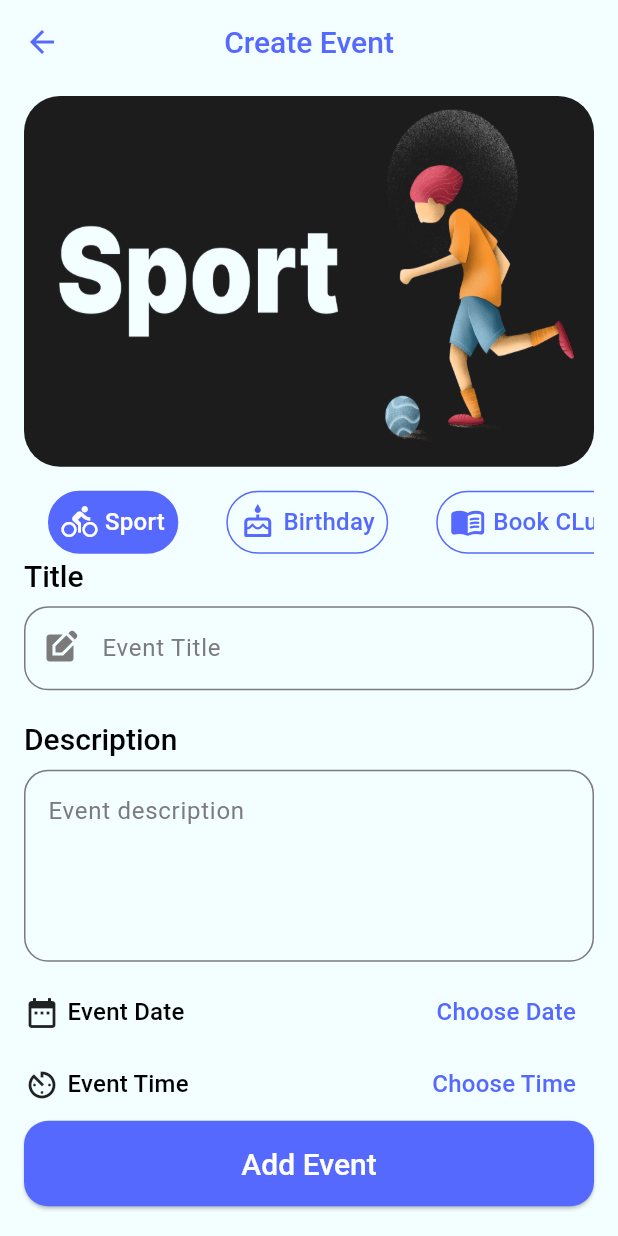
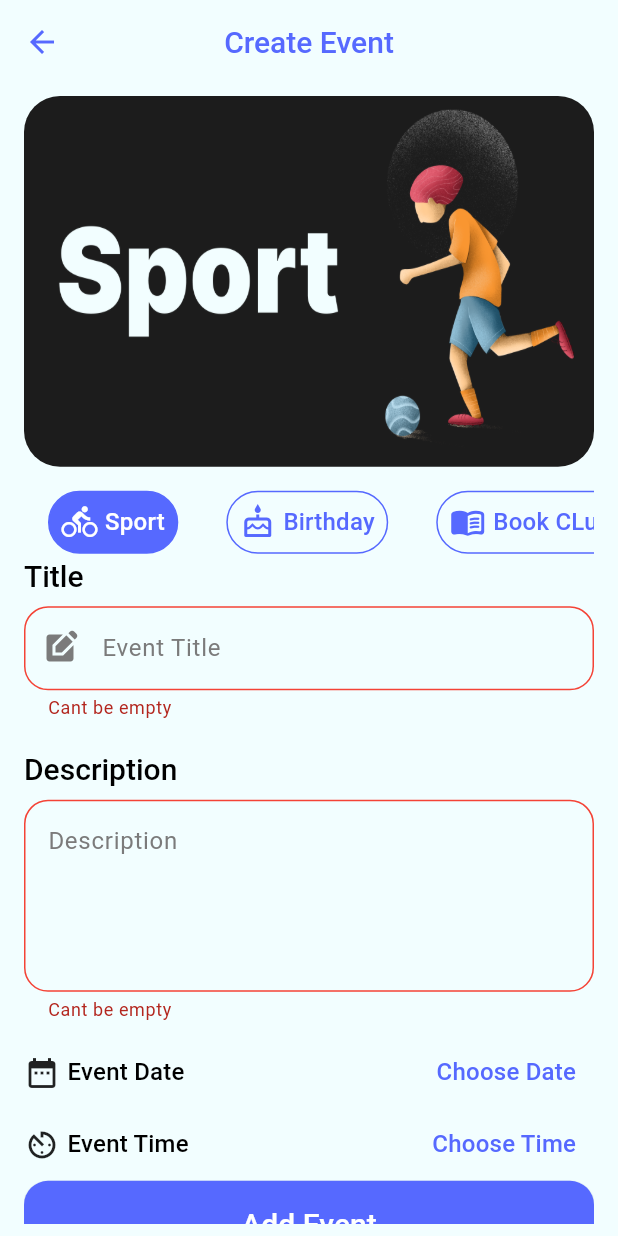
Before and after one commit to Yomnaa-Elzairy/Evently-App, a Flutter app: the AddEvent screen opened by its route, after a tap on "Add Event", on a phone screen of 412 x 824 dp. Run offline on Flutter 3.47's test engine with Material 3 defaults, Android fonts, the phone set to English and light mode, and no system bars; our stand-ins replace cloud_firestore, firebase_auth, firebase_core, flutter_svg; accounts and stored records are empty.

Commit message:
add event to firestore

```diff
--- a/lib/models/category.dart
+++ b/lib/models/category.dart
@@ -15,46 +15,46 @@ class Category {
         name: "Sport",
         id: "1",
         icon: Icons.directions_bike,
-        image: "assets/images/Sport.png"),
+        image: "Sport"),
     Category(
         name: "Birthday",
         id: "2",
         icon: Icons.cake_outlined,
-        image: "assets/images/Birthday.png"),
+        image: "Birthday"),
     Category(
         name: "Book CLub",
         id: "3",
         icon: Icons.menu_book_rounded,
-        image: "assets/images/Book CLub.png"),
+        image: "Book CLub"),
     Category(
         name: "Eating",
         id: "4",
         icon: Icons.food_bank,
-        image: "assets/images/Eating.png"),
+        image: "Eating"),
     Category(
         name: "Gaming",
         id: "5",
         icon: Icons.games_outlined,
-        image: "assets/images/Gaming.png"),
+        image: "Gaming"),
     Category(
         name: "Holiday",
         id: "6",
         icon: Icons.directions_bike_outlined,
-        image: "assets/images/Holiday.png"),
+        image: "Holiday"),
     Category(
         name: "Exhibition",
         id: "7",
         icon: Icons.holiday_village,
-        image: "assets/images/Exhibition.png"),
+        image: "Exhibition"),
     Category(
         name: "Meeting",
         id: "8",
         icon: Icons.meeting_room,
-        image: "assets/images/Meeting.png"),
+        image: "Meeting"),
     Category(
         name: "WorkShop",
         id: "8",
         icon: Icons.meeting_room,
-        image: "assets/images/WorkShop.png"),
+        image: "WorkShop"),
   ];
 }
--- /dev/null
+++ b/lib/models/event.dart
@@ -0,0 +1,33 @@
+import 'package:cloud_firestore/cloud_firestore.dart';
+import 'package:evently_app/models/category.dart';
+
+class Event {
+   String id;
+   String title;
+   Category category;
+   String description;
+   DateTime dateTime;
+
+  Event({
+    this.id = "",
+    required this.title,
+    required this.category,
+    required this.description,
+    required this.dateTime,
+  });
+  Event.fromJson(Map<String, dynamic> json)
+      : this(
+            id: json["id"],
+            category: Category.categories
+                .firstWhere((category) => category.id == json["categoryId"]),
+            title: json["title"],
+            description: json["description"],
+            dateTime: (json["dateTime"] as Timestamp).toDate());
+  Map<String, dynamic> toJson() => {
+        "id": id,
+        "categoryId": category.id,
+        "title": title,
+        "description": description,
+        "dateTime": Timestamp.fromDate(dateTime)
+      };
+}
--- a/lib/tabs/add_event.dart
+++ b/lib/tabs/add_event.dart
@@ -1,9 +1,12 @@
 import 'package:evently_app/models/category.dart';
+import 'package:evently_app/models/event.dart';
+import 'package:evently_app/models/firebase_services.dart';
 import 'package:evently_app/theme/app_theme.dart';
 import 'package:evently_app/widgets/tab_item.dart';
 import 'package:evently_app/widgets/custom_elevatedbutton.dart';
 import 'package:evently_app/widgets/custom_textfield.dart';
 import 'package:flutter/material.dart';
+import 'package:intl/intl.dart';
 
 class AddEvent extends StatefulWidget {
   static String widgetName = "add event view";
@@ -14,7 +17,14 @@ class AddEvent extends StatefulWidget {
 }
 
 class _AddEventState extends State<AddEvent> {
+  TextEditingController titleController = TextEditingController();
+  TextEditingController descriptionController = TextEditingController();
   int currentIndex = 0;
+  Category selectedCategory = Category.categories.first;
+  DateTime? selectedDate;
+  DateFormat dateFormat = DateFormat("d/M/yyyy");
+  TimeOfDay? selectedTime;
+  GlobalKey<FormState> key = GlobalKey();
   @override
   Widget build(BuildContext context) {
     return Scaffold(
@@ -24,6 +34,8 @@ class _AddEventState extends State<AddEvent> {
       body: Padding(
         padding: const EdgeInsets.symmetric(horizontal: 16.0, vertical: 8),
         child: SingleChildScrollView(
+          child: Form(
+            key: key,
             child: Column(
               crossAxisAlignment: CrossAxisAlignment.stretch,
               children: [
@@ -33,7 +45,8 @@ class _AddEventState extends State<AddEvent> {
                   decoration: BoxDecoration(
                     borderRadius: BorderRadius.circular(24),
                     image: DecorationImage(
-                      image: AssetImage(Category.categories[currentIndex].image),
+                        image: AssetImage(
+                            "assets/images/${selectedCategory.image}.png"),
                         fit: BoxFit.fill),
                   ),
                 ),
@@ -48,6 +61,7 @@ class _AddEventState extends State<AddEvent> {
                       labelColor: AppTheme.white,
                       onTap: (index) {
                         currentIndex = index;
+                        selectedCategory = Category.categories[currentIndex];
                         setState(() {});
                       },
                       labelStyle: Theme.of(context)
@@ -75,7 +89,11 @@ class _AddEventState extends State<AddEvent> {
                   height: 8,
                 ),
                 CustomTextfield(
-                  prefix: Icons.edit_square,
+                    controller: titleController,
+                    prefix: Icon(
+                      Icons.edit_square,
+                      color: Color(0xff7B7B7B),
+                    ),
                     hintText: "Event Title",
                     isPassword: false),
                 SizedBox(
@@ -91,27 +109,11 @@ class _AddEventState extends State<AddEvent> {
                 SizedBox(
                   height: 8,
                 ),
-              TextField(
-                  minLines: 4,
-                  maxLines: 11,
-                  decoration: InputDecoration(
-                    enabledBorder: OutlineInputBorder(
-                      borderRadius: BorderRadius.circular(16),
-                      borderSide: BorderSide(
-                        color: Color(0xff7B7B7B),
-                      ),
-                    ),
-                    focusedBorder: OutlineInputBorder(
-                      borderRadius: BorderRadius.circular(16),
-                      borderSide: BorderSide(
-                        color: Color(0xff7B7B7B),
-                      ),
-                    ),
-                    hintText: "Event description",
-                    hintStyle: TextStyle(
-                      color: Color(0xff7B7B7B),
-                    ),
-                  )),
+                CustomTextfield(
+                    maxLines: 4,
+                    hintText: "Description",
+                    isPassword: false,
+                    controller: descriptionController),
                 SizedBox(
                   height: 10,
                 ),
@@ -130,8 +132,24 @@ class _AddEventState extends State<AddEvent> {
                     ),
                     Spacer(),
                     TextButton(
-                      onPressed: () {},
-                      child: Text("Choose Date",
+                        onPressed: () async {
+                          DateTime? date = await showDatePicker(
+                              context: context,
+                              firstDate: DateTime.now(),
+                              lastDate: DateTime.now().add(
+                                Duration(days: 365),
+                              ),
+                              initialEntryMode:
+                                  DatePickerEntryMode.calendarOnly);
+                          if (date != null) {
+                            selectedDate = date;
+                            setState(() {});
+                          }
+                        },
+                        child: Text(
+                            selectedDate == null
+                                ? "Choose Date"
+                                : dateFormat.format(selectedDate!),
                             style: Theme.of(context)
                                 .textTheme
                                 .titleMedium!
@@ -153,19 +171,46 @@ class _AddEventState extends State<AddEvent> {
                     ),
                     Spacer(),
                     TextButton(
-                      onPressed: () {},
-                      child: Text("Choose Time",
+                        onPressed: () async {
+                          TimeOfDay? time = await showTimePicker(
+                              context: context, initialTime: TimeOfDay.now());
+                          if (time != null) {
+                            selectedTime = time;
+                            setState(() {});
+                          }
+                        },
+                        child: Text(
+                            selectedTime == null
+                                ? "Choose Time"
+                                : selectedTime!.format(context),
                             style: Theme.of(context)
                                 .textTheme
                                 .titleMedium!
                                 .copyWith(color: AppTheme.primary)))
                   ],
                 ),
-              CustomElevatedbutton(text: "Add Event", ontap: () {})
+                CustomElevatedbutton(text: "Add Event", ontap: createEvent)
               ],
+            ),
           ),
         ),
       ),
     );
   }
+
+  void createEvent() {
+    if (key.currentState!.validate() &&
+        selectedDate != null &&
+        selectedTime != null) {
+      DateTime dateTime = DateTime(selectedDate!.year, selectedDate!.month,
+          selectedDate!.day, selectedTime!.hour, selectedTime!.minute);
+      Event event = Event(
+        category: selectedCategory,
+        title: titleController.text,
+        description: descriptionController.text,
+        dateTime: dateTime,
+      );
+      FirebaseServices.addEventToFirestore(event);
     }
+  }
+}
--- a/lib/tabs/home.dart
+++ b/lib/tabs/home.dart
@@ -1,8 +1,7 @@
-import 'package:evently_app/theme/app_theme.dart';
 import 'package:evently_app/widgets/event_card.dart';
 import 'package:evently_app/widgets/header_container.dart';
 import 'package:flutter/material.dart';
-import 'package:flutter_svg/flutter_svg.dart';
+
 
 class Home extends StatelessWidget {
   static String widgetName = "home view";
--- a/lib/widgets/custom_textfield.dart
+++ b/lib/widgets/custom_textfield.dart
@@ -1,15 +1,20 @@
 import 'package:flutter/material.dart';
 
 class CustomTextfield extends StatefulWidget {
-  final IconData prefix;
+  final Icon? prefix;
   final String hintText;
   final bool isPassword;
-  const CustomTextfield({
-    super.key,
-    required this.prefix,
-    required this.hintText,
-    required this.isPassword,
-  });
+  final TextEditingController controller;
+  final int maxLines;
+
+  const CustomTextfield(
+      {super.key,
+       this.prefix,
+      required this.hintText,
+      required this.isPassword,
+      required this.controller,
+      this.maxLines=1
+      });
 
   @override
   State<CustomTextfield> createState() => _CustomTextfieldState();
@@ -17,10 +22,27 @@ class CustomTextfield extends StatefulWidget {
 
 class _CustomTextfieldState extends State<CustomTextfield> {
   bool visible = false;
+
   @override
   Widget build(BuildContext context) {
-    return TextField(
+    return TextFormField(
+      validator: (value) {
+        if (value == null || value.isEmpty) {
+          return "Cant be empty";
+        }
+        return null;
+      },
+      maxLines: widget.maxLines,
+      controller: widget.controller,
       decoration: InputDecoration(
+        focusedErrorBorder: OutlineInputBorder(
+          borderRadius: BorderRadius.circular(16),
+          borderSide: BorderSide(color: Colors.red),
+        ),
+        errorBorder: OutlineInputBorder(
+          borderRadius: BorderRadius.circular(16),
+          borderSide: BorderSide(color: Colors.red),
+        ),
         enabledBorder: OutlineInputBorder(
           borderRadius: BorderRadius.circular(16),
           borderSide: BorderSide(
@@ -33,10 +55,11 @@ class _CustomTextfieldState extends State<CustomTextfield> {
             color: Color(0xff7B7B7B),
           ),
         ),
-        prefixIcon: Icon(
-          widget.prefix,
-          color: Color(0xff7B7B7B),
-        ),
+        prefixIcon: widget.prefix,
+        // Icon(
+        //   widget.prefix,
+        //   color: Color(0xff7B7B7B),
+        // ),
         hintText: widget.hintText,
         hintStyle: TextStyle(
           color: Color(0xff7B7B7B),
--- a/pubspec.yaml
+++ b/pubspec.yaml
@@ -35,6 +35,12 @@ dependencies:
   # The following adds the Cupertino Icons font to your application.
   # Use with the CupertinoIcons class for iOS style icons.
   cupertino_icons: ^1.0.8
+  firebase_core: ^3.11.0
+  firebase_auth: ^5.4.2
+  cloud_firestore: ^5.6.3
+  # fluttertoast: ^8.2.11
+  overlay_support: ^2.1.0
+  intl: ^0.20.2
 
 dev_dependencies:
   flutter_test:
```
Also changed, not shown: lib/Authentication/register.dart (+51 -6 lines), lib/Authentication/signin.dart (+50 -8 lines), lib/main.dart (+7 -1 lines), lib/models/firebase_services.dart (added, +60 -0 lines), firebase.json (added), lib/firebase_options.dart (added), pubspec.lock, 6 other files. Lines whose indentation alone changed are shown as unchanged.
